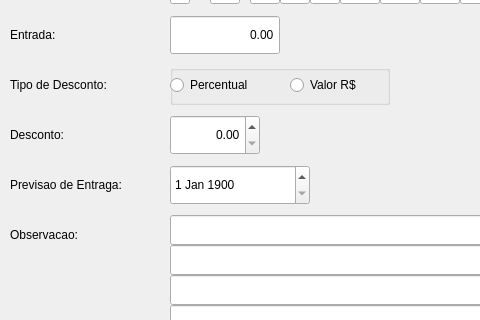
htisistema/SISCOM, file telas/venda_fecha.ui: the form before one commit; both pictures show x 420 to 900 and y 235 to 555 of the 1250 by 680 pixel window.
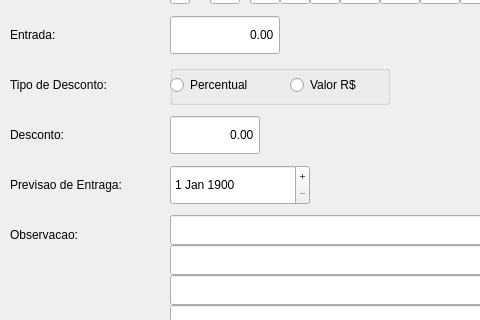
The form after the commit. Icons and pictures are not drawn.

Patch:
```diff
--- a/telas/venda_fecha.ui
+++ b/telas/venda_fecha.ui
@@ -276,6 +276,9 @@
     <property name="alignment">
      <set>Qt::AlignRight|Qt::AlignTrailing|Qt::AlignVCenter</set>
     </property>
+    <property name="buttonSymbols">
+     <enum>QAbstractSpinBox::NoButtons</enum>
+    </property>
    </widget>
    <widget class="QDateEdit" name="data_previsao">
     <property name="geometry">
@@ -286,6 +289,9 @@
       <height>40</height>
      </rect>
     </property>
+    <property name="buttonSymbols">
+     <enum>QAbstractSpinBox::PlusMinus</enum>
+    </property>
     <property name="date">
      <date>
       <year>1900</year>
```
